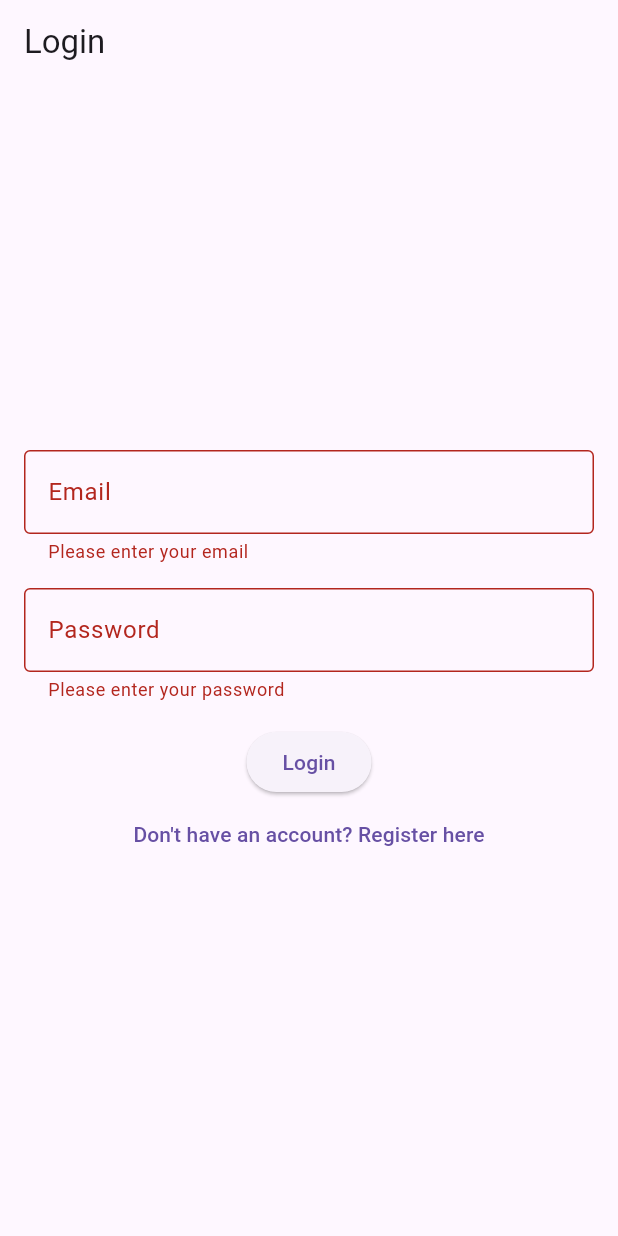
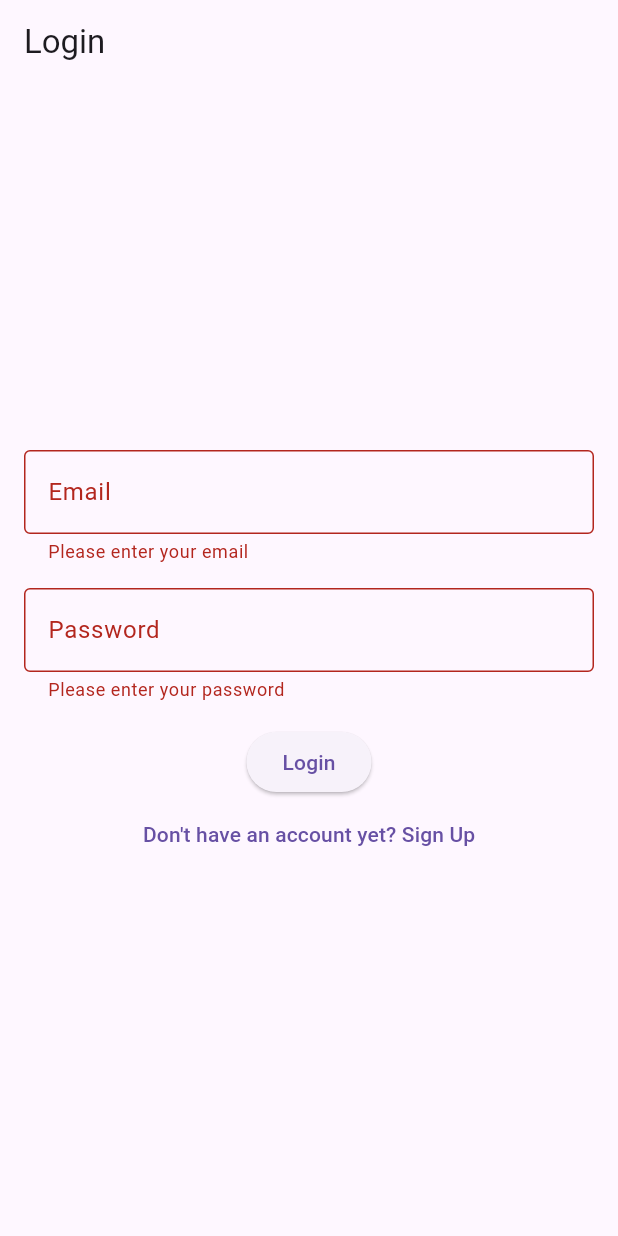
Before and after one commit to Alex-Bolgan/KPP, a Flutter app: the screen it shows after launch, after a tap on "Login", on a phone screen of 412 x 824 dp. Run offline on Flutter 3.47's test engine with Material 3 defaults, Android fonts, the phone set to English and light mode, and no system bars; our stand-ins replace firebase_auth, firebase_core, firebase_crashlytics; accounts and stored records are empty.

Commit message:
feat: add AuthService, add email verification

```diff
--- a/expense_tracker/lib/main.dart
+++ b/expense_tracker/lib/main.dart
@@ -8,7 +8,8 @@ void main() async {
   WidgetsFlutterBinding.ensureInitialized();
   await Firebase.initializeApp(); // Ініціалізація Firebase
   FlutterError.onError = FirebaseCrashlytics.instance.recordFlutterError;
-
+  await FirebaseCrashlytics.instance
+      .setCrashlyticsCollectionEnabled(true);
   runApp(MyApp());
 }
 
--- a/expense_tracker/lib/screens/login_screen.dart
+++ b/expense_tracker/lib/screens/login_screen.dart
@@ -1,7 +1,7 @@
 import 'package:expense_tracker/screens/registration_screen.dart';
 import 'package:expense_tracker/widgets/bottom_nav_bar.dart';
 import 'package:flutter/material.dart';
-import 'package:firebase_auth/firebase_auth.dart';
+import 'package:expense_tracker/services/auth_service.dart';
 
 class LoginScreen extends StatelessWidget {
   LoginScreen({super.key});
@@ -11,34 +11,42 @@ class LoginScreen extends StatelessWidget {
   final TextEditingController _emailController = TextEditingController();
   final TextEditingController _passwordController = TextEditingController();
 
+  // Instance of AuthService
+  final AuthService _authService = AuthService();
+
   Future<void> _loginWithEmailAndPassword(BuildContext context) async {
     if (_formKey.currentState!.validate()) {
       try {
-        // Authenticate with Firebase
-        UserCredential userCredential = await FirebaseAuth.instance
-            .signInWithEmailAndPassword(
-          email: _emailController.text.trim(),
-          password: _passwordController.text.trim(),
+        final user = await _authService.loginWithEmailAndPassword(
+          _emailController.text.trim(),
+          _passwordController.text.trim(),
         );
 
-        print('Logged in as: ${userCredential.user!.email}');
+        // If the user is null, return
+        if (user == null) return;
+
+        // Check if email is verified
+        bool emailVerified = await _authService.isEmailVerified();
+
+        if (!emailVerified) {
+          ScaffoldMessenger.of(context).showSnackBar(
+            const SnackBar(
+              content: Text('Please verify your email before logging in.'),
+            ),
+          );
+          return;
+        }
+
+        print('Logged in as: ${user.email}');
 
         // Navigate to BottomNavBar on successful login
         Navigator.pushReplacement(
           context,
           MaterialPageRoute(builder: (context) => const BottomNavBar()),
         );
-      } on FirebaseAuthException catch (e) {
-        String errorMessage;
-        if (e.code == 'user-not-found') {
-          errorMessage = 'No user found with this email.';
-        } else if (e.code == 'wrong-password') {
-          errorMessage = 'Incorrect password. Please try again.';
-        } else {
-          errorMessage = 'An error occurred. Please try again later.';
-        }
+      } catch (e) {
         ScaffoldMessenger.of(context)
-            .showSnackBar(SnackBar(content: Text(errorMessage)));
+            .showSnackBar(SnackBar(content: Text(e.toString())));
       }
     }
   }
@@ -103,7 +111,7 @@ class LoginScreen extends StatelessWidget {
                     ),
                   );
                 },
-                child: const Text('Don\'t have an account? Register here'),
+                child: const Text('Don\'t have an account yet? Sign Up'),
               ),
             ],
           ),
--- a/expense_tracker/lib/screens/profile_screen.dart
+++ b/expense_tracker/lib/screens/profile_screen.dart
@@ -1,3 +1,4 @@
+import 'package:firebase_crashlytics/firebase_crashlytics.dart';
 import 'package:flutter/material.dart';
 
 class ProfileScreen extends StatelessWidget {
@@ -29,6 +30,10 @@ class ProfileScreen extends StatelessWidget {
               leading: Icon(Icons.logout, color: Colors.red),
               title: Text('Logout'),
             ),
+            TextButton(
+                onPressed: () => FirebaseCrashlytics.instance.crash(),
+    child: const Text("Throw Test Exception"),
+              ),
           ],
         ),
       ),
```
Also changed, not shown: expense_tracker/lib/screens/registration_screen.dart (+28 -23 lines), expense_tracker/lib/services/auth_service.dart (added, +68 -0 lines).
